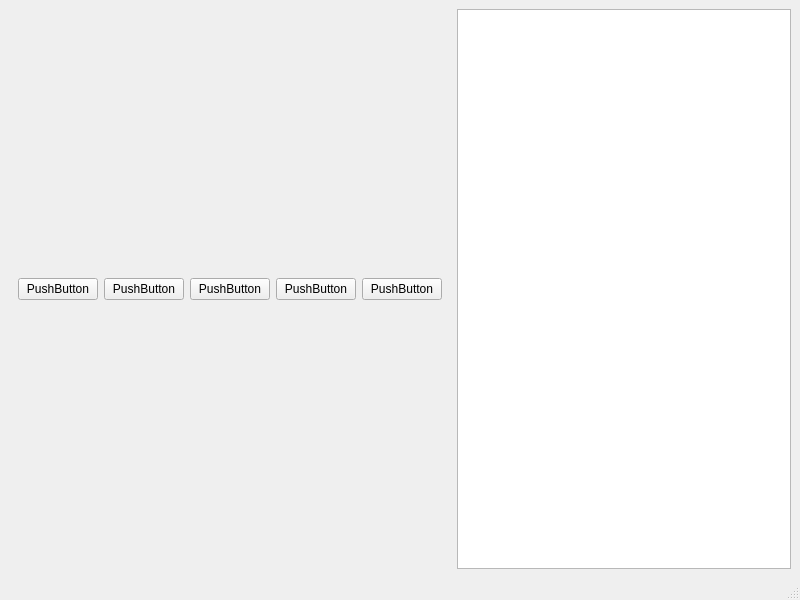
This is code/mainwindow.ui in LYP-0624/NWAFU-OOP-Based-C-Circuit-Drawing-Simulation-System as Qt 5 draws it before an edit. The edited form follows.
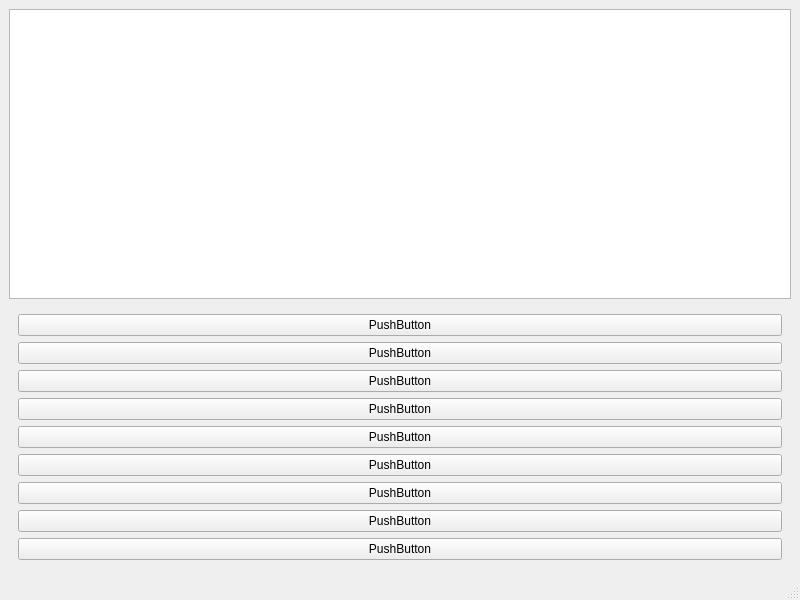
This is the edited form.

```diff
--- a/code/mainwindow.ui
+++ b/code/mainwindow.ui
@@ -14,38 +14,13 @@
    <string>MainWindow</string>
   </property>
   <widget class="QWidget" name="centralwidget">
-   <layout class="QHBoxLayout" name="horizontalLayout">
+   <layout class="QVBoxLayout" name="verticalLayout">
+    <item>
+     <widget class="QGraphicsView" name="circuitView"/>
+    </item>
     <item>
      <widget class="QWidget" name="toolBarWidget" native="true">
-      <layout class="QHBoxLayout" name="horizontalLayout_2">
-       <item>
-        <widget class="QPushButton" name="btnVoltmeter">
-         <property name="text">
-          <string>PushButton</string>
-         </property>
-        </widget>
-       </item>
-       <item>
-        <widget class="QPushButton" name="btnResistor">
-         <property name="text">
-          <string>PushButton</string>
-         </property>
-        </widget>
-       </item>
-       <item>
-        <widget class="QPushButton" name="btnBulb">
-         <property name="text">
-          <string>PushButton</string>
-         </property>
-        </widget>
-       </item>
-       <item>
-        <widget class="QPushButton" name="btnAmmeter">
-         <property name="text">
-          <string>PushButton</string>
-         </property>
-        </widget>
-       </item>
+      <layout class="QVBoxLayout" name="verticalLayout_2">
        <item>
         <widget class="QPushButton" name="btnPower">
          <property name="text">
@@ -53,12 +28,65 @@
          </property>
         </widget>
        </item>
+       <item>
+        <widget class="QPushButton" name="btnAmmeter">
+         <property name="text">
+          <string>PushButton</string>
+         </property>
+        </widget>
+       </item>
+       <item>
+        <widget class="QPushButton" name="btnBulb">
+         <property name="text">
+          <string>PushButton</string>
+         </property>
+        </widget>
+       </item>
+       <item>
+        <widget class="QPushButton" name="capacitor">
+         <property name="text">
+          <string>PushButton</string>
+         </property>
+        </widget>
+       </item>
+       <item>
+        <widget class="QPushButton" name="inductor">
+         <property name="text">
+          <string>PushButton</string>
+         </property>
+        </widget>
+       </item>
+       <item>
+        <widget class="QPushButton" name="ground">
+         <property name="text">
+          <string>PushButton</string>
+         </property>
+        </widget>
+       </item>
+       <item>
+        <widget class="QPushButton" name="btnResistor">
+         <property name="text">
+          <string>PushButton</string>
+         </property>
+        </widget>
+       </item>
+       <item>
+        <widget class="QPushButton" name="switch1">
+         <property name="text">
+          <string>PushButton</string>
+         </property>
+        </widget>
+       </item>
+       <item>
+        <widget class="QPushButton" name="btnVoltmeter">
+         <property name="text">
+          <string>PushButton</string>
+         </property>
+        </widget>
+       </item>
       </layout>
      </widget>
     </item>
-    <item>
-     <widget class="QGraphicsView" name="circuitView"/>
-    </item>
    </layout>
   </widget>
   <widget class="QMenuBar" name="menubar">
```
